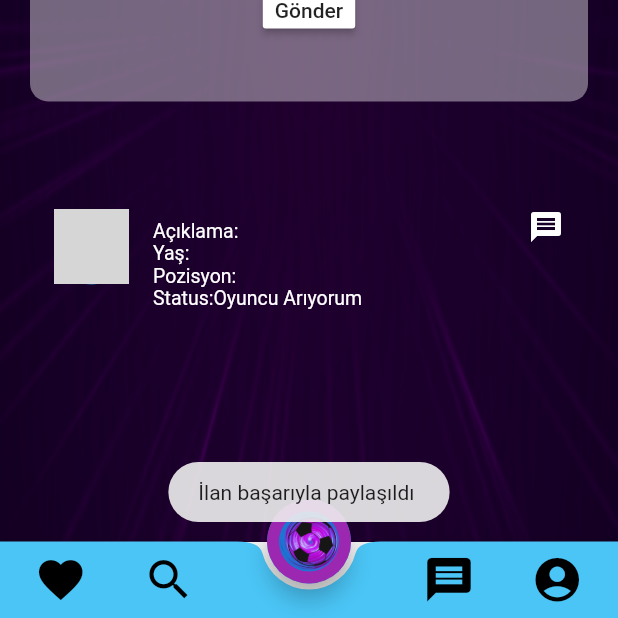
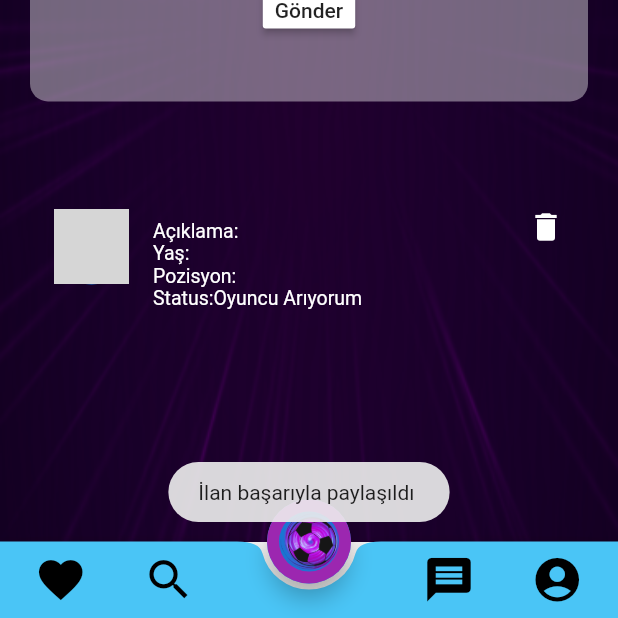
Before and after one commit to 6bso1/Fellowship-of-the-Ring, a Flutter app: the PlayerSearchBuildBody screen opened directly, after a tap on "Gönder", on a phone screen of 412 x 824 dp, the part 618-1236 px from its top. Run offline on Flutter 3.47's test engine with Material 2 defaults, Android fonts, the phone set to English and light mode, and no system bars; our stand-ins replace cloud_firestore, firebase_auth, firebase_core, firebase_database, firebase_messaging, firebase_storage and 2 more; accounts and stored records are empty; network calls fail; Roboto replaces fonts that are missing (Poppins); grey boxes are pictures that could not be loaded.

Commit message:
takım ara iconlar güncellendi

```diff
--- a/sportal/lib/screens/player_search_buildBody.dart
+++ b/sportal/lib/screens/player_search_buildBody.dart
@@ -279,11 +279,18 @@ class _PlayerSearchBuildBodyState extends State<PlayerSearchBuildBody> {
                                   color: Colors.white,
                                 ),
                               ),
-                              trailing: GestureDetector(
+                              trailing:FirebaseAuth.instance.currentUser!.uid==listOfFields[index].get("uid") ?GestureDetector(
+                                  onTap: () {
+                                  },
+                                  child: const Icon(Icons.delete,
+                                      color: Colors.white)
+                              ):
+                              GestureDetector(
                                   onTap: () {
                                   },
                                   child: const Icon(Icons.message,
-                                      color: Colors.white)),
+                                      color: Colors.white)
+                              ),
                               leading: CircleAvatar(
                                   radius: 25.0,
                                   backgroundImage: NetworkImage(
```
